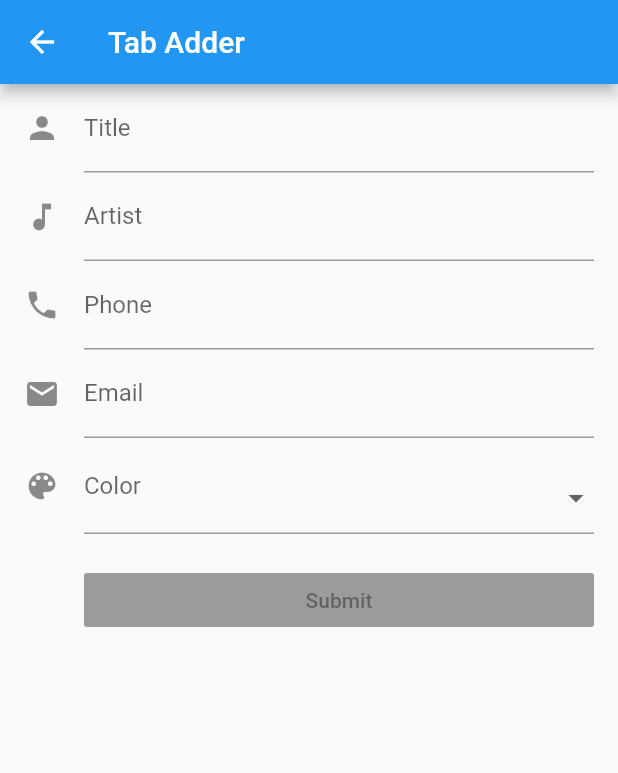
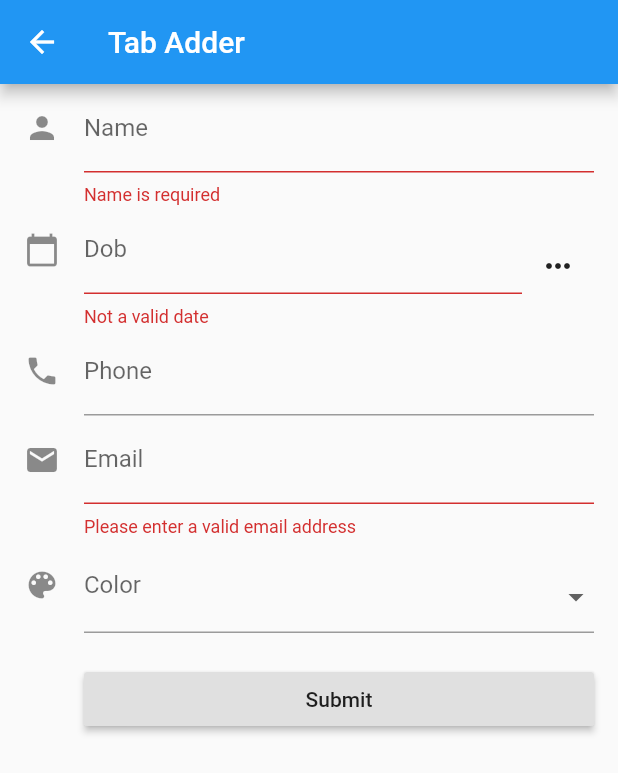
Before and after one commit to yuky2020/Guitartab-, a Flutter app: the AddPage screen opened by its route, on a phone screen of 412 x 824 dp. Shown: the top 773 px of the screen. Run offline on Flutter 3.47's test engine with Material 2 defaults, Android fonts, the phone set to English and light mode, and no system bars; statements that could not run were skipped.

Commit message:
Added support for add a tab still working on it

```diff
--- a/lib/AddPage.dart
+++ b/lib/AddPage.dart
@@ -1,8 +1,13 @@
+
+import 'dart:core';
+import 'dart:core';
 
 import 'package:flutter/material.dart';
 import 'package:flutter/services.dart';
 import 'package:flutter/widgets.dart';
+import 'package:untitled1/dd.dart';
 import 'dart:async';
+import 'Tab.dart';
 
 
  class  AddPage extends StatefulWidget {
@@ -11,14 +16,17 @@ import 'dart:async';
 }
 
 class _AddPageState extends State<AddPage> {
+  final GlobalKey<ScaffoldState> _scaffoldKey = new GlobalKey<ScaffoldState>();
   final GlobalKey<FormState> _formKey = new GlobalKey<FormState>();
-  List<String> _capo = <String>['', '1', '2', '3', '4','5','6','7'];
+  List<String> _colors = <String>['', '1', '2', '3', '4','5','6','7'];
   String _color = '';
-  Tab newTab = new Tab();
+  Contact newContact=new Contact();
 
    @override
    Widget build(BuildContext context) {
-     return Scaffold ( appBar: AppBar(
+     return Scaffold (
+        key: _scaffoldKey,
+        appBar: AppBar(
          title: Text("Tab Adder"),
        ),
        body: new SafeArea(
@@ -33,27 +41,50 @@ class _AddPageState extends State<AddPage> {
         new TextFormField(
           decoration: const InputDecoration(
             icon: const Icon(Icons.person),
-                      hintText: 'Song Title ',
-                      labelText: 'Title',
+            hintText: 'Enter your first and last name',
+            labelText: 'Name',
           ),
+          inputFormatters: [new LengthLimitingTextInputFormatter(30)],
+          validator: (val) => val.isEmpty ? 'Name is required' : null,
+          onSaved: (val) => newContact.name = val,
         ),
-                  new TextFormField(
-                    decoration: const InputDecoration(
-                      icon: const Icon(Icons.music_note),
-                      hintText: 'Enter Artist',
-                      labelText: 'Artist',
+        new Row(children: <Widget>[
+          new Expanded(
+              child: new TextFormField(
+            decoration: new InputDecoration(
+              icon: const Icon(Icons.calendar_today),
+              hintText: 'Enter your date of birth',
+              labelText: 'Dob',
             ),
-                    keyboardType: TextInputType.multiline
-                  ),
+            controller: _controller,
+            keyboardType: TextInputType.datetime,
+            validator: (val) =>
+                isValidDob(val) ? null : 'Not a valid date',
+            onSaved: (val) => newContact.dob = convertToDate(val),
+          )),
+          new IconButton(
+            icon: new Icon(Icons.more_horiz),
+            tooltip: 'Choose date',
+            onPressed: (() {
+              _chooseDate(context, _controller.text);
+            }),
+          )
+        ]),
         new TextFormField(
           decoration: const InputDecoration(
             icon: const Icon(Icons.phone),
             hintText: 'Enter a phone number',
             labelText: 'Phone',
           ),
-                    keyboardType: TextInputType.multiline
-
-                    ,
+          keyboardType: TextInputType.phone,
+          inputFormatters: [
+            new WhitelistingTextInputFormatter(
+                new RegExp(r'^[()\d -]{1,15}$')),
+          ],
+          validator: (value) => isValidPhoneNumber(value)
+              ? null
+              : 'Phone number must be entered as (###)###-####',
+          onSaved: (val) => newContact.phone = val,
         ),
         new TextFormField(
           decoration: const InputDecoration(
@@ -62,28 +93,33 @@ class _AddPageState extends State<AddPage> {
             labelText: 'Email',
           ),
           keyboardType: TextInputType.emailAddress,
+          validator: (value) => isValidEmail(value)
+              ? null
+              : 'Please enter a valid email address',
+          onSaved: (val) => newContact.email = val,
         ),
-                  new FormField(
-                    builder: (FormFieldState state) {
+        new FormField<String>(
+          builder: (FormFieldState<String> state) {
             return InputDecorator(
               decoration: InputDecoration(
                 icon: const Icon(Icons.color_lens),
                 labelText: 'Color',
+                errorText: state.hasError ? state.errorText : null,
               ),
               isEmpty: _color == '',
               child: new DropdownButtonHideUnderline(
-                          child: new DropdownButton(
+                child: new DropdownButton<String>(
                   value: _color,
                   isDense: true,
                   onChanged: (String newValue) {
                     setState(() {
-                                newTab.favoriteColor = newValue;
+                      newContact.favoriteColor = newValue;
                       _color = newValue;
                       state.didChange(newValue);
                     });
                   },
-                            items: _capo.map((String value) {
-                              return new DropdownMenuItem(
+                  items: _colors.map((String value) {
+                    return new DropdownMenuItem<String>(
                       value: value,
                       child: new Text(value),
                     );
@@ -92,12 +128,15 @@ class _AddPageState extends State<AddPage> {
               ),
             );
           },
+          validator: (val) {
+            return val != '' ? null : 'Please select a color';
+          },
         ),
         new Container(
             padding: const EdgeInsets.only(left: 40.0, top: 20.0),
             child: new RaisedButton(
               child: const Text('Submit'),
-                        onPressed: null,
+              onPressed: _submitForm,
                           )),
                 ],
               )))
@@ -106,15 +145,56 @@ class _AddPageState extends State<AddPage> {
 
        );
    }
+
+
+
+
+
+
+
+
+
+
+
+
+
+
+
+
+void _submitForm() {
+    final FormState form = _formKey.currentState;
+
+    if (!form.validate()) {
+      showMessage('Form is not valid!  Please review and correct.');
+    } else {
+      form.save(); //This invokes each onSaved event
+
+      print('Form save called, newContact is now up to date...');
+      print('Email: ${newContact.name}');
+      print('Dob: ${newContact.dob}');
+      print('Phone: ${newContact.phone}');
+      print('Email: ${newContact.email}');
+      print('Favorite Color: ${newContact.favoriteColor}');
+      print('========================================');
+      print('Submitting to back end...');
+      var contactService = new ContactService();
+      contactService.createContact(newContact)
+      .then((value) =>
+        showMessage('New contact created for ${value.name}!', Colors.blue)
+      );
+    }
   }
 
 
 
 
- class Tab {
-  String title;
-  DateTime dob;
-  String phone = '';
-  String email = '';
-  String favoriteColor = '';
+    void showMessage(String message, [MaterialColor color = Colors.red]) {
+    _scaffoldKey.currentState
+        .showSnackBar(new SnackBar(backgroundColor: color, content: new Text(message)));
   }
+
+
+}
+
+isValidPhoneNumber(String value) {
+}
--- /dev/null
+++ b/lib/Tab.dart
@@ -0,0 +1,7 @@
+ class Contact {
+  String name;
+  DateTime dob;
+  String phone = '';
+  String email = '';
+  String favoriteColor = '';
+}
--- /dev/null
+++ b/lib/dd.dart
@@ -0,0 +1,47 @@
+import 'package:http/http.dart' as http;
+import 'dart:async';
+import 'dart:convert';
+import 'Tab.dart';
+
+import 'AddPage.dart';
+
+class ContactService {
+  static const _serviceUrl = 'http://mockbin.org/echo';
+  static final _headers = {'Content-Type': 'application/json'};
+
+  Future<Contact> createContact(Contact contact) async {
+    try {
+      String json = _toJson(contact);
+      final response =
+          await http.post(_serviceUrl, headers: _headers, body: json);
+      var c = _fromJson(response.body);
+      return c;
+    } catch (e) {
+      print('Server Exception!!!');
+      print(e);
+      return null;
+    }
+  }
+
+  Contact _fromJson(String json) {
+    Map<String, dynamic> map = JSON.decode(json);
+    var contact = new Contact();
+    contact.name = map['name'];
+    contact.dob = new DateFormat.yMd().parseStrict(map['dob']);
+    contact.phone = map['phone'];
+    contact.email = map['email'];
+    contact.email = map['favoriteColor'];
+    return contact;
+  }
+
+  String _toJson(Contact contact) {
+    var mapData = new Map();
+    mapData["name"] = contact.name;
+    mapData["dob"] = new DateFormat.yMd().format(contact.dob);
+    mapData["phone"] = contact.phone;
+    mapData["email"] = contact.email;
+    mapData["favoriteColor"] = contact.favoriteColor;
+    String json = JSON.encode(mapData);
+    return json;
+  }
+}
```
Lines whose indentation alone changed are shown as unchanged.
